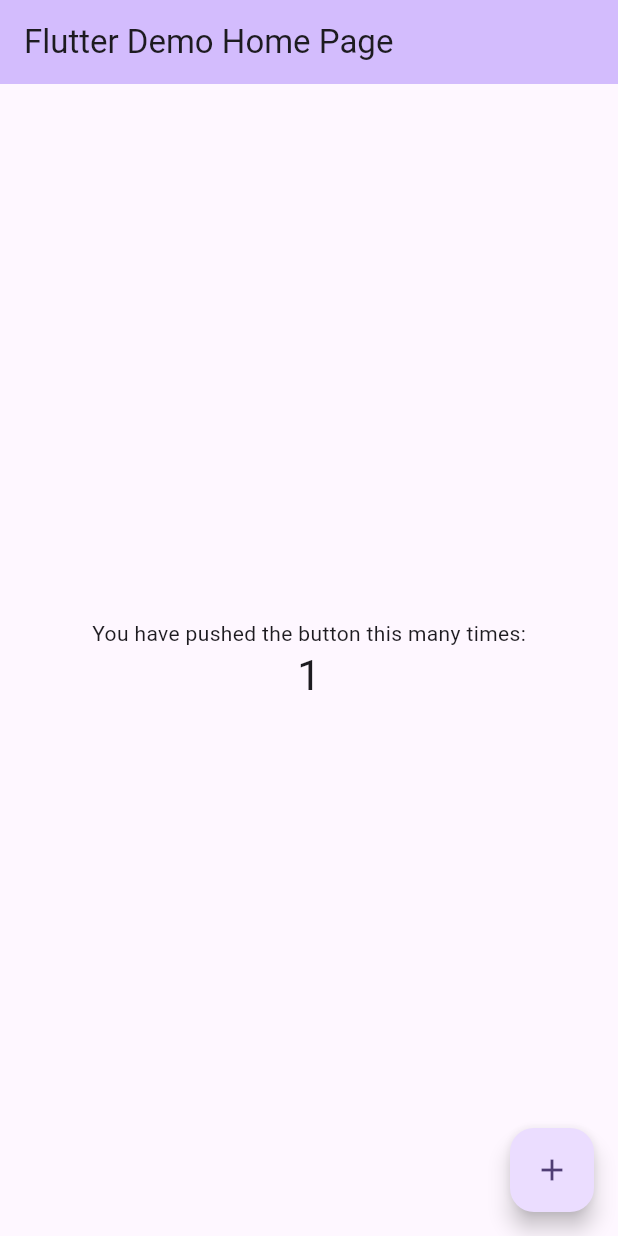
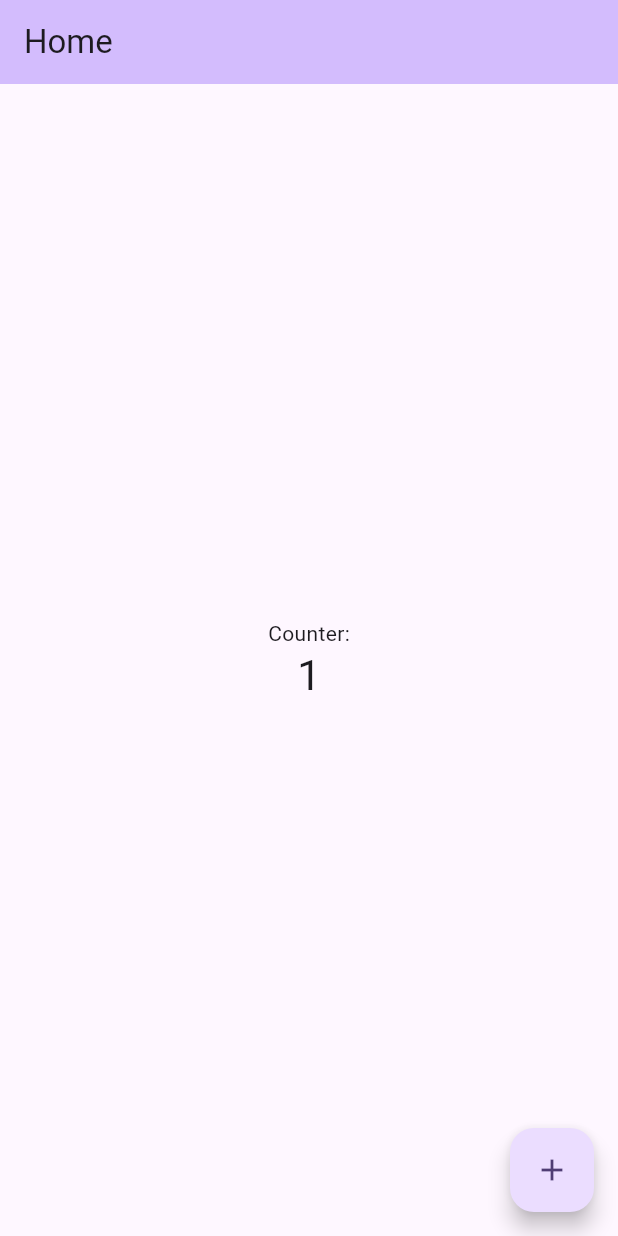
Before and after one commit to RayDarar/sana-app, a Flutter app: the screen it shows after launch, after a tap on the "add" icon, on a phone screen of 412 x 824 dp. Run offline on Flutter 3.47's test engine with Material 3 defaults, Android fonts, the phone set to English and light mode, and no system bars.

Commit message:
feat: change titles

```diff
--- a/lib/main.dart
+++ b/lib/main.dart
@@ -1,54 +1,27 @@
 import 'package:flutter/material.dart';
 
 void main() {
-  runApp(const MyApp());
+  runApp(const App());
 }
 
-class MyApp extends StatelessWidget {
-  const MyApp({super.key});
+class App extends StatelessWidget {
+  const App({super.key});
 
-  // This widget is the root of your application.
   @override
   Widget build(BuildContext context) {
     return MaterialApp(
       title: 'Flutter Demo',
       theme: ThemeData(
-        // This is the theme of your application.
-        //
-        // TRY THIS: Try running your application with "flutter run". You'll see
-        // the application has a purple toolbar. Then, without quitting the app,
-        // try changing the seedColor in the colorScheme below to Colors.green
-        // and then invoke "hot reload" (save your changes or press the "hot
-        // reload" button in a Flutter-supported IDE, or press "r" if you used
-        // the command line to start the app).
-        //
-        // Notice that the counter didn't reset back to zero; the application
-        // state is not lost during the reload. To reset the state, use hot
-        // restart instead.
-        //
-        // This works for code too, not just values: Most code changes can be
-        // tested with just a hot reload.
         colorScheme: ColorScheme.fromSeed(seedColor: Colors.deepPurple),
         useMaterial3: true,
       ),
-      home: const MyHomePage(title: 'Flutter Demo Home Page'),
+      home: const MyHomePage(),
     );
   }
 }
 
 class MyHomePage extends StatefulWidget {
-  const MyHomePage({super.key, required this.title});
-
-  // This widget is the home page of your application. It is stateful, meaning
-  // that it has a State object (defined below) that contains fields that affect
-  // how it looks.
-
-  // This class is the configuration for the state. It holds the values (in this
-  // case the title) provided by the parent (in this case the App widget) and
-  // used by the build method of the State. Fields in a Widget subclass are
-  // always marked "final".
-
-  final String title;
+  const MyHomePage({super.key});
 
   @override
   State<MyHomePage> createState() => _MyHomePageState();
@@ -59,57 +32,26 @@
 
   void _incrementCounter() {
     setState(() {
-      // This call to setState tells the Flutter framework that something has
-      // changed in this State, which causes it to rerun the build method below
-      // so that the display can reflect the updated values. If we changed
-      // _counter without calling setState(), then the build method would not be
-      // called again, and so nothing would appear to happen.
       _counter++;
     });
   }
 
   @override
   Widget build(BuildContext context) {
-    // This method is rerun every time setState is called, for instance as done
-    // by the _incrementCounter method above.
-    //
-    // The Flutter framework has been optimized to make rerunning build methods
-    // fast, so that you can just rebuild anything that needs updating rather
-    // than having to individually change instances of widgets.
     return Scaffold(
       appBar: AppBar(
-        // TRY THIS: Try changing the color here to a specific color (to
-        // Colors.amber, perhaps?) and trigger a hot reload to see the AppBar
-        // change color while the other colors stay the same.
         backgroundColor: Theme.of(context).colorScheme.inversePrimary,
-        // Here we take the value from the MyHomePage object that was created by
-        // the App.build method, and use it to set our appbar title.
-        title: Text(widget.title),
+        title: const Text("Home"),
       ),
       body: Center(
-        // Center is a layout widget. It takes a single child and positions it
-        // in the middle of the parent.
         child: Column(
-          // Column is also a layout widget. It takes a list of children and
-          // arranges them vertically. By default, it sizes itself to fit its
-          // children horizontally, and tries to be as tall as its parent.
-          //
-          // Column has various properties to control how it sizes itself and
-          // how it positions its children. Here we use mainAxisAlignment to
-          // center the children vertically; the main axis here is the vertical
-          // axis because Columns are vertical (the cross axis would be
-          // horizontal).
-          //
-          // TRY THIS: Invoke "debug painting" (choose the "Toggle Debug Paint"
-          // action in the IDE, or press "p" in the console), to see the
-          // wireframe for each widget.
           mainAxisAlignment: MainAxisAlignment.center,
           children: <Widget>[
             const Text(
-              'You have pushed the button this many times:',
+              'Counter:',
             ),
             Text(
-              '$_counter',
+              _counter.toString(),
               style: Theme.of(context).textTheme.headlineMedium,
             ),
           ],
@@ -119,7 +61,7 @@
         onPressed: _incrementCounter,
         tooltip: 'Increment',
         child: const Icon(Icons.add),
-      ), // This trailing comma makes auto-formatting nicer for build methods.
+      ),
     );
   }
 }
```
Also changed, not shown: 1 other file.
